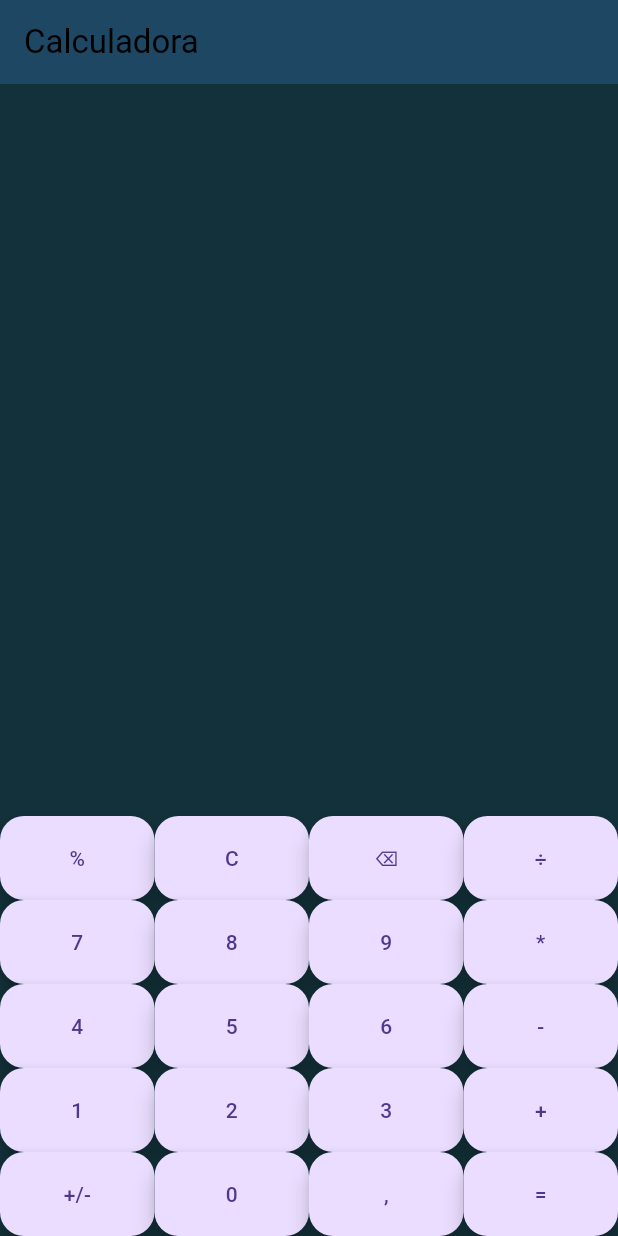
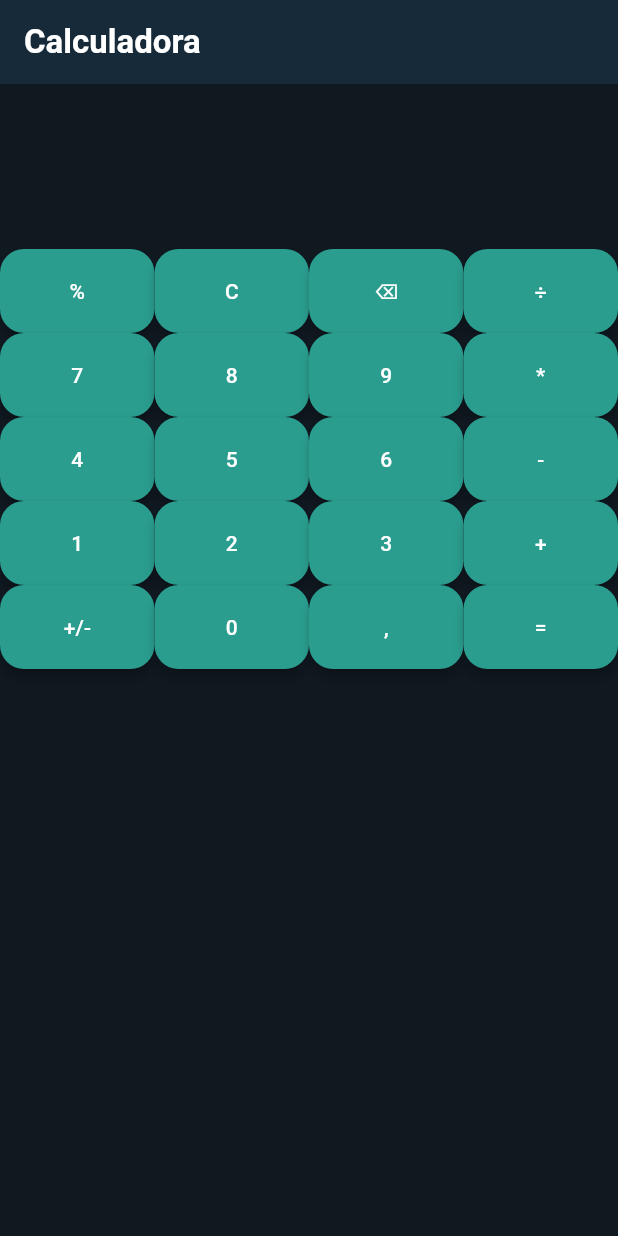
Before and after one commit to gabizayas14/Calculadora, a Flutter app: the screen it shows after launch, on a phone screen of 412 x 824 dp. Run offline on Flutter 3.47's test engine with Material 3 defaults, Android fonts, the phone set to English and light mode, and no system bars; our stand-ins replace math_expressions.

Commit message:
He cambiado el estilo y colores de la calculadora

```diff
--- a/calculadora/lib/screens/home_screen.dart
+++ b/calculadora/lib/screens/home_screen.dart
@@ -64,37 +64,57 @@ class _HomeScreenState extends State<HomeScreen> {
 
     const tamano40 = TextStyle(fontSize: 40);
 
-    return Scaffold(
+    return Theme(
+      data: Theme.of(context).copyWith(
+        scaffoldBackgroundColor: const Color.fromARGB(255, 16, 24, 32),
+        floatingActionButtonTheme: const FloatingActionButtonThemeData(
+          backgroundColor: Color.fromARGB(255, 42, 157, 143),
+          foregroundColor: Colors.white,
+          elevation: 3,
+          shape: RoundedRectangleBorder(
+            borderRadius: BorderRadius.all(Radius.circular(16)),
+          ),
+        ),
+      ),
+      child: Scaffold(
       appBar: AppBar(
-        title: Text('Calculadora', style: TextStyle(color: const Color.fromARGB(255, 0, 0, 0)),),
-        backgroundColor: const Color.fromARGB(255, 18, 69, 90),
-
-        elevation: 20,
+        title: const Text(
+          'Calculadora',
+          style: TextStyle(color: Colors.white, fontWeight: FontWeight.w600),
+        ),
+        backgroundColor: const Color.fromARGB(255, 23, 42, 58),
+        elevation: 0,
       ),
-      backgroundColor: const Color.fromARGB(255, 19, 49, 58),
-      body: Column(
+      backgroundColor: const Color.fromARGB(255, 16, 24, 32),
+      body:Column(
         children: <Widget>[
-          Expanded(
-            flex: 1,
-            child: Row(
-              children: [
-                Expanded(
-                  child: Text(expression, style: tamano40),
+          Row(
+            children: [
+              SizedBox(
+                height: 45,
+                child: Text(
+                  expression,
+                  style: const TextStyle(fontSize: 22, color: Color(0xFFB0BEC5)),
                 ),
-              ],
-            ),
+              ),
+            ],
           ),
 
-          Expanded(
-            flex: 2,
-            child: Row(
-              children: [
-                Expanded(
-                  child: Text(resultado, style: tamano40),
-                )
-              ],
-            ),
+          Row(
+            children: [
+              SizedBox(
+                height: 65,
+                child: Text(
+                  resultado,
+                  style: tamano40.copyWith(
+                    color: Colors.white,
+                    fontWeight: FontWeight.w500,
+                  ),
+                ),
+              ),
+            ],
           ),
+
 
           Row(
             children: <Widget>[
@@ -275,6 +295,7 @@ class _HomeScreenState extends State<HomeScreen> {
           ),
         ],
       ),
+      ),
     );
   }
 }
```
